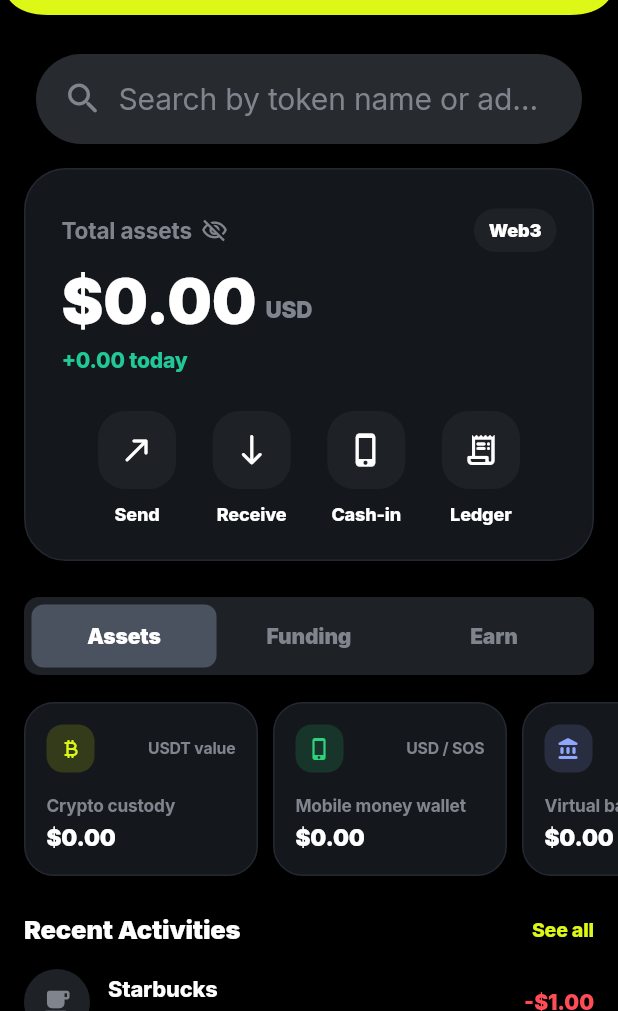
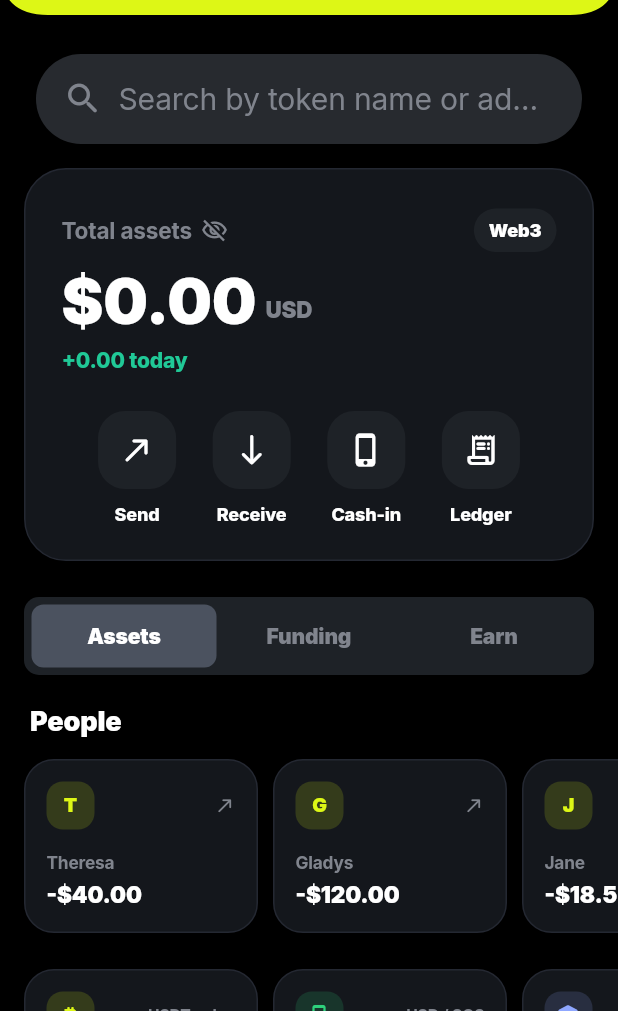
Before and after one commit to spireteam98-beep/Rpay, a Flutter app: the WalletScreen screen opened directly, on a phone screen of 412 x 824 dp, the part 225-1236 px from its top. Run offline on Flutter 3.47's test engine with Material 3 defaults, Android fonts, the phone set to English and light mode, and no system bars; our stand-ins replace cached_network_image, fl_chart, google_fonts, qr_flutter, shared_preferences, web; missing offline and left inert: dart:js_interop, dart:ui_web, flutter_stripe, flutter_stripe_web, stripe_js; accounts and stored records are empty; network calls fail.

Commit message:
Show illustrative contacts in People row, clean up amount label
People row now falls back to sample contacts (Theresa, Gladys, Jane,
Darlene) when there's no real send history yet, same convention as
Recent Activities. Also dropped the redundant "Sent" text prefix so
the card just shows the amount, matching the accounts card style.

```diff
--- a/lib/screens/wallet_screen.dart
+++ b/lib/screens/wallet_screen.dart
@@ -316,9 +316,17 @@ class _WalletScreenState extends State<WalletScreen> {
     );
   }
 
+  static const List<MapEntry<String, String>> _illustrativePeople = [
+    MapEntry('Theresa', '-\$40.00'),
+    MapEntry('Gladys', '-\$120.00'),
+    MapEntry('Jane', '-\$18.50'),
+    MapEntry('Darlene', '-\$75.00'),
+  ];
+
   /// Quick-send shortcuts built from real recipients of past transfers
   /// (ledger transactions with status 'Queued' carry the recipient as the
-  /// title). Renders nothing until the user has actually sent money once.
+  /// title). Falls back to illustrative sample contacts until the user has
+  /// actually sent money once — same convention as _recentActivityCard.
   /// Cards deliberately duplicate the _accountTabs card layout below so the
   /// two horizontal scrollers feel like the same family of component.
   Widget _peopleRow(BuildContext context, KashAppState appState) {
@@ -330,7 +338,7 @@ class _WalletScreenState extends State<WalletScreen> {
       }
       if (people.length >= 6) break;
     }
-    if (people.isEmpty) return const SizedBox.shrink();
+    if (people.isEmpty) people.addAll(_illustrativePeople);
 
     return Column(
       crossAxisAlignment: CrossAxisAlignment.start,
@@ -399,12 +407,12 @@ class _WalletScreenState extends State<WalletScreen> {
             ),
             const SizedBox(height: 3),
             Text(
-              'Sent $lastSentLabel',
+              lastSentLabel,
               maxLines: 1,
               overflow: TextOverflow.ellipsis,
               style: const TextStyle(
                 color: Colors.white,
-                fontSize: 13.5,
+                fontSize: 15,
                 fontWeight: FontWeight.w900,
               ),
             ),
```
